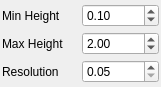
First picture: the form in vigir_ocs_map_view/src/ui/map_region_configure_widget.ui, repository team-vigir/vigir_ocs_common, before the edit.
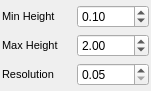
Second picture: the form after the edit.

The edit to the form file:
```diff
--- a/vigir_ocs_map_view/src/ui/map_region_configure_widget.ui
+++ b/vigir_ocs_map_view/src/ui/map_region_configure_widget.ui
@@ -6,8 +6,8 @@
    <rect>
     <x>0</x>
     <y>0</y>
-    <width>161</width>
-    <height>87</height>
+    <width>151</width>
+    <height>91</height>
    </rect>
   </property>
   <property name="windowTitle">
@@ -31,6 +31,11 @@
       </property>
       <item row="0" column="0">
        <widget class="QLabel" name="label_5">
+        <property name="font">
+         <font>
+          <pointsize>8</pointsize>
+         </font>
+        </property>
         <property name="text">
          <string>Min Height</string>
         </property>
@@ -38,6 +43,11 @@
       </item>
       <item row="1" column="0">
        <widget class="QLabel" name="label_4">
+        <property name="font">
+         <font>
+          <pointsize>8</pointsize>
+         </font>
+        </property>
         <property name="text">
          <string>Max Height</string>
         </property>
@@ -45,6 +55,11 @@
       </item>
       <item row="2" column="0">
        <widget class="QLabel" name="label_6">
+        <property name="font">
+         <font>
+          <pointsize>8</pointsize>
+         </font>
+        </property>
         <property name="text">
          <string>Resolution</string>
         </property>
```
